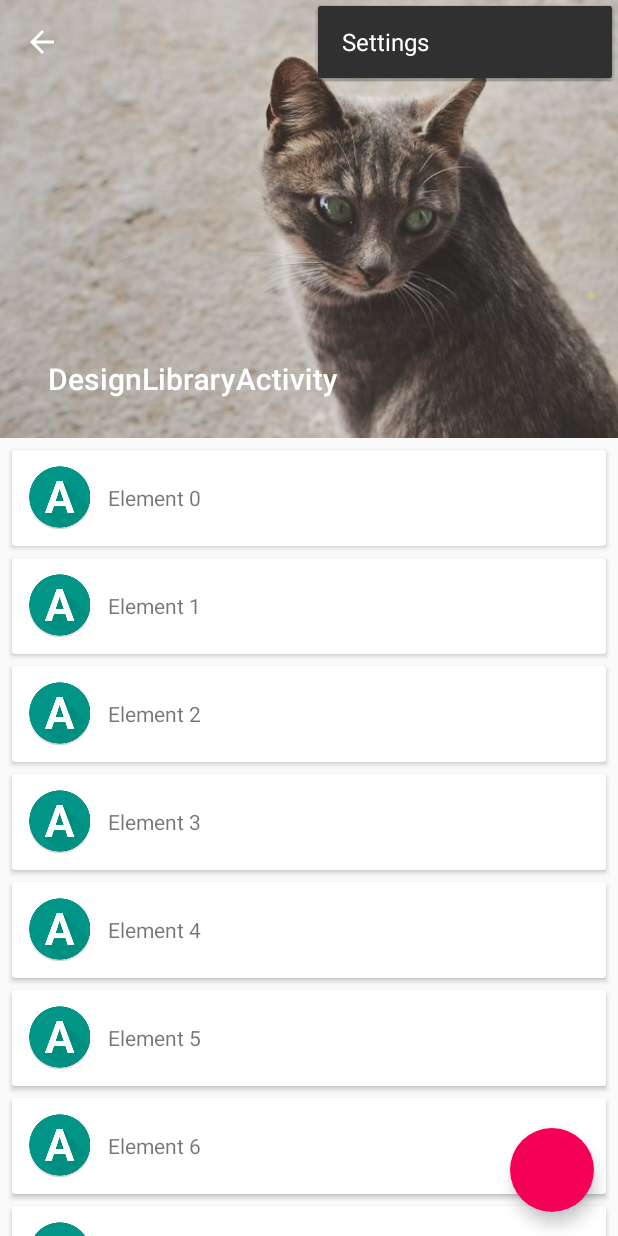
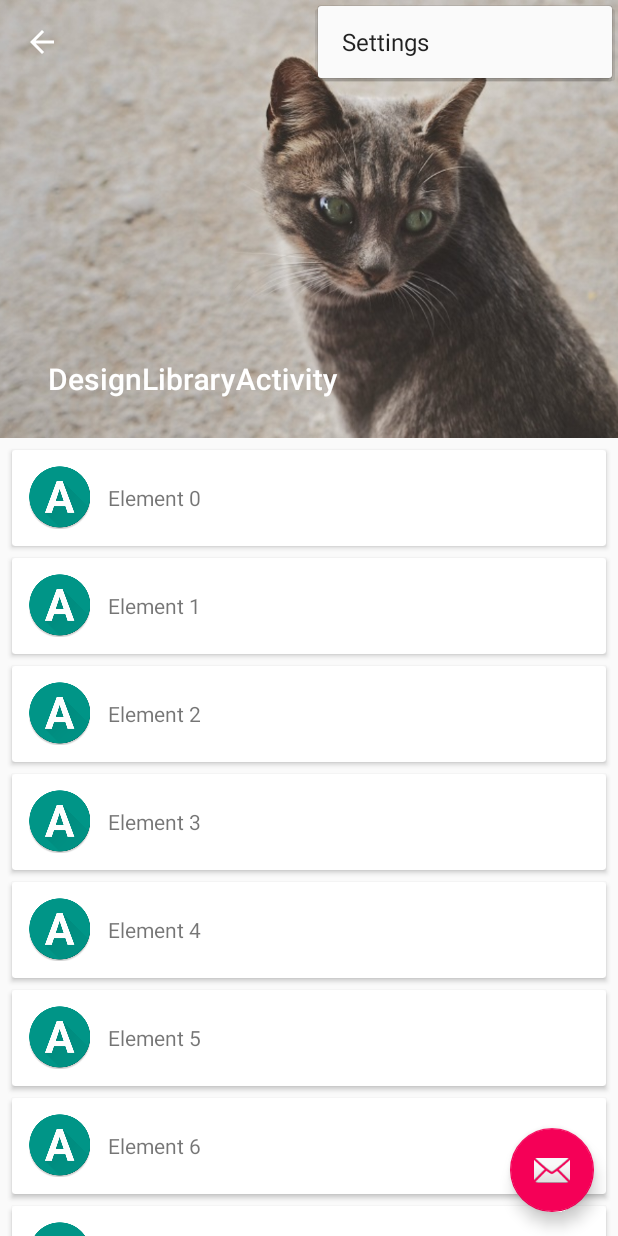
Before and after one commit to spun/android-showcase, an Android app: the DesignLibraryActivity screen opened directly, with no data from a screen before it, with the options menu open, on a phone screen of 412 x 824 dp. Run offline under Robolectric (Android 15) with nearby library versions, the phone set to English and light mode, and no system bars.

Commit message:
Une los estilos de "SearchBarActivity" y "DesignLibraryActivity"

```diff
--- a/app/src/main/AndroidManifest.xml
+++ b/app/src/main/AndroidManifest.xml
@@ -67,7 +67,7 @@
             android:name=".DesignLibraryActivity"
             android:label="@string/title_activity_design_library"
             android:parentActivityName=".MainActivity"
-            android:theme="@style/AppThemeNoActionBar" >
+            android:theme="@style/AppTheme.NoActionBar" >
             <meta-data
                 android:name="android.support.PARENT_ACTIVITY"
                 android:value="com.spundev.spun.androidshowcase.MainActivity" />
--- a/app/src/main/java/com/spundev/spun/androidshowcase/DesignLibraryActivity.java
+++ b/app/src/main/java/com/spundev/spun/androidshowcase/DesignLibraryActivity.java
@@ -3,6 +3,7 @@ package com.spundev.spun.androidshowcase;
 import android.os.Bundle;
 import android.support.design.widget.AppBarLayout;
 import android.support.design.widget.CoordinatorLayout;
+import android.support.design.widget.FloatingActionButton;
 import android.support.design.widget.Snackbar;
 import android.support.v7.app.ActionBar;
 import android.support.v7.app.AppCompatActivity;
@@ -12,6 +13,7 @@ import android.support.v7.widget.Toolbar;
 import android.view.Menu;
 import android.view.MenuItem;
 import android.view.MotionEvent;
+import android.view.View;
 
 public class DesignLibraryActivity extends AppCompatActivity {
 
@@ -24,12 +26,9 @@ public class DesignLibraryActivity extends AppCompatActivity {
         Toolbar toolbar = (Toolbar) findViewById(R.id.app_toolbar);
         setSupportActionBar(toolbar);
         ActionBar actionBar = getSupportActionBar();
-        if(actionBar != null) {
+        if (actionBar != null) {
             actionBar.setDisplayHomeAsUpEnabled(true);
         }
-
-        // evita el bug que cierra la aplicación al interactuar con la snackbar
-        ((CoordinatorLayout.LayoutParams) findViewById(R.id.appbar_layout).getLayoutParams()).setBehavior(new AppBarLayoutBehavior());
 
         // recycler view
         RecyclerView rv = (RecyclerView) findViewById(R.id.list_recyclerview);
@@ -45,11 +44,20 @@ public class DesignLibraryActivity extends AppCompatActivity {
         rv.setAdapter(new RecyclerAdapter(dataset, new RecyclerAdapter.MyAdapterOnClick() {
             @Override
             public void onTap(String charSequence) {
-                Snackbar
-                        .make(findViewById(R.id.list_recyclerview), charSequence, Snackbar.LENGTH_LONG)
+                Snackbar.make(findViewById(R.id.list_recyclerview), charSequence, Snackbar.LENGTH_LONG)
                         .show();
             }
         }));
+
+
+        FloatingActionButton fab = (FloatingActionButton) findViewById(R.id.fab);
+        fab.setOnClickListener(new View.OnClickListener() {
+            @Override
+            public void onClick(View view) {
+                Snackbar.make(view, "Fab", Snackbar.LENGTH_SHORT)
+                        .setAction("Action", null).show();
+            }
+        });
     }
 
     @Override
--- a/app/src/main/res/layout/activity_design_library.xml
+++ b/app/src/main/res/layout/activity_design_library.xml
@@ -1,7 +1,8 @@
 <android.support.design.widget.CoordinatorLayout xmlns:android="http://schemas.android.com/apk/res/android"
     xmlns:app="http://schemas.android.com/apk/res-auto"
     android:layout_width="match_parent"
-    android:layout_height="match_parent">
+    android:layout_height="match_parent"
+    android:fitsSystemWindows="true">
 
     <android.support.design.widget.AppBarLayout
         android:id="@+id/appbar_layout"
@@ -13,10 +14,10 @@
         <android.support.design.widget.CollapsingToolbarLayout
             android:layout_width="match_parent"
             android:layout_height="match_parent"
-            android:clickable="true"
-            app:collapsedTitleTextAppearance="@style/TextAppearance.AppCompat.Widget.ActionBar.Title.Inverse"
+            android:theme="@style/AppTheme.AppBarOverlay"
+            app:collapsedTitleTextAppearance="@style/TextAppearance.AppCompat.Widget.ActionBar.Title"
             app:contentScrim="?attr/colorPrimary"
-            app:expandedTitleTextAppearance="@style/TextAppearance.AppCompat.Widget.ActionBar.Title.Inverse"
+            app:expandedTitleTextAppearance="@style/TextAppearance.AppCompat.Widget.ActionBar.Title"
             app:layout_scrollFlags="scroll|exitUntilCollapsed">
             <!-- app:expandedTitleMarginStart="72dp" -->
 
@@ -32,9 +33,9 @@
                 android:id="@+id/app_toolbar"
                 android:layout_width="match_parent"
                 android:layout_height="?attr/actionBarSize"
-                android:theme="@style/ThemeOverlay.AppCompat.Dark.ActionBar"
                 app:contentInsetStart="72dp"
-                app:layout_collapseMode="pin" />
+                app:layout_collapseMode="pin"
+                app:popupTheme="@style/AppTheme.PopupOverlay" />
 
         </android.support.design.widget.CollapsingToolbarLayout>
     </android.support.design.widget.AppBarLayout>
@@ -46,14 +47,11 @@
         app:layout_behavior="@string/appbar_scrolling_view_behavior" />
 
     <android.support.design.widget.FloatingActionButton
+        android:id="@+id/fab"
         android:layout_width="wrap_content"
         android:layout_height="wrap_content"
-        android:layout_margin="16dp"
-        app:borderWidth="0dp"
-        app:elevation="6dp"
-        app:fabSize="normal"
-        app:layout_anchor="@id/list_recyclerview"
-        app:layout_anchorGravity="bottom|right|end"
-        app:pressedTranslationZ="12dp" />
+        android:layout_gravity="bottom|end"
+        android:layout_margin="@dimen/fab_margin"
+        android:src="@android:drawable/ic_dialog_email" />
 
 </android.support.design.widget.CoordinatorLayout>
--- a/app/src/main/res/values-v21/styles.xml
+++ b/app/src/main/res/values-v21/styles.xml
@@ -1,17 +1,12 @@
 <resources>
-
-    <style name="AppThemeNoActionBar" parent="Theme.AppCompat.Light.NoActionBar">
-        <item name="android:windowTranslucentStatus">true</item>
-        <item name="colorPrimary">#3F51B5</item>
-        <item name="colorPrimaryDark">#303F9F</item>
-        <item name="colorAccent">#F50057</item>
-    </style>
-    >
 
     <style name="AppTheme.NoActionBar">
         <item name="windowActionBar">false</item>
         <item name="windowNoTitle">true</item>
         <item name="android:windowDrawsSystemBarBackgrounds">true</item>
         <item name="android:statusBarColor">@android:color/transparent</item>
+        <item name="colorPrimary">#3F51B5</item>
+        <item name="colorPrimaryDark">#303F9F</item>
+        <item name="colorAccent">#F50057</item>
     </style>
 </resources>
--- a/app/src/main/res/values/dimens.xml
+++ b/app/src/main/res/values/dimens.xml
@@ -2,4 +2,5 @@
     <!-- Default screen margins, per the Android Design guidelines. -->
     <dimen name="activity_horizontal_margin">16dp</dimen>
     <dimen name="activity_vertical_margin">16dp</dimen>
+    <dimen name="fab_margin">16dp</dimen>
 </resources>
--- a/app/src/main/res/values/styles.xml
+++ b/app/src/main/res/values/styles.xml
@@ -5,20 +5,21 @@
         <!-- Customize your theme here. -->
     </style>
 
-    <style name="AppThemeNoActionBar" parent="Theme.AppCompat.Light.NoActionBar">
+    <style name="AppTheme.NoActionBar">
+        <item name="windowActionBar">false</item>
+        <item name="windowNoTitle">true</item>
         <item name="colorPrimary">#3F51B5</item>
         <item name="colorPrimaryDark">#303F9F</item>
         <item name="colorAccent">#F50057</item>
     </style>
 
-    <style name="AppTheme.NoActionBar">
-        <item name="windowActionBar">false</item>
-        <item name="windowNoTitle">true</item>
+    <!-- Toolbar -->
+    <style name="AppTheme.AppBarOverlay" parent="ThemeOverlay.AppCompat.Dark.ActionBar">
+        <item name="colorPrimary">#3F51B5</item>
+        <item name="colorPrimaryDark">#303F9F</item>
+        <item name="colorAccent">#F50057</item>
     </style>
-
-    <style name="AppTheme.AppBarOverlay" parent="ThemeOverlay.AppCompat.Dark.ActionBar" />
 
     <style name="AppTheme.PopupOverlay" parent="ThemeOverlay.AppCompat.Light" />
 
-
 </resources>
```
